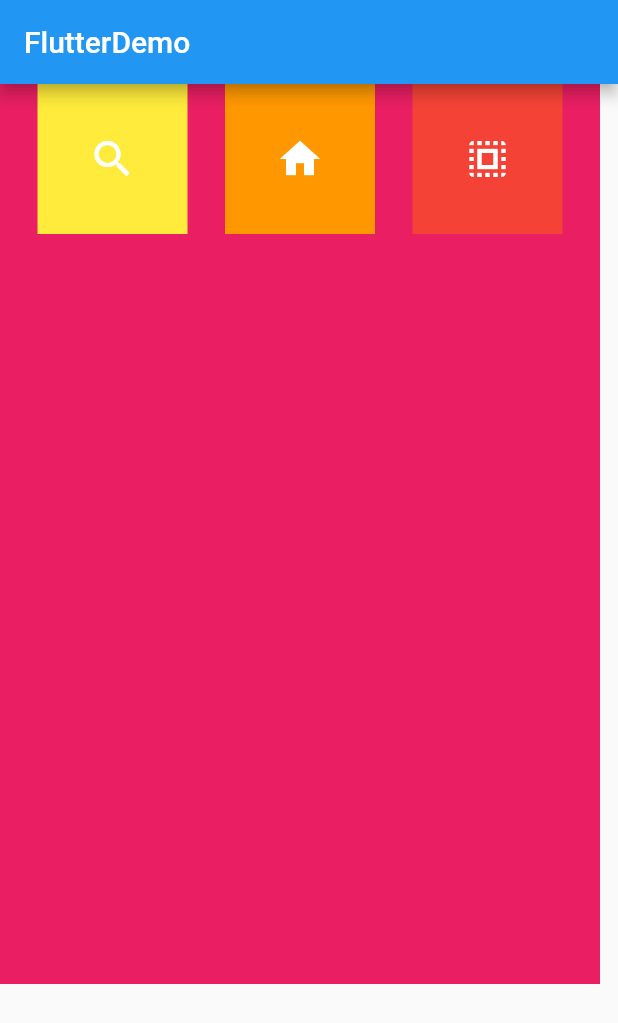
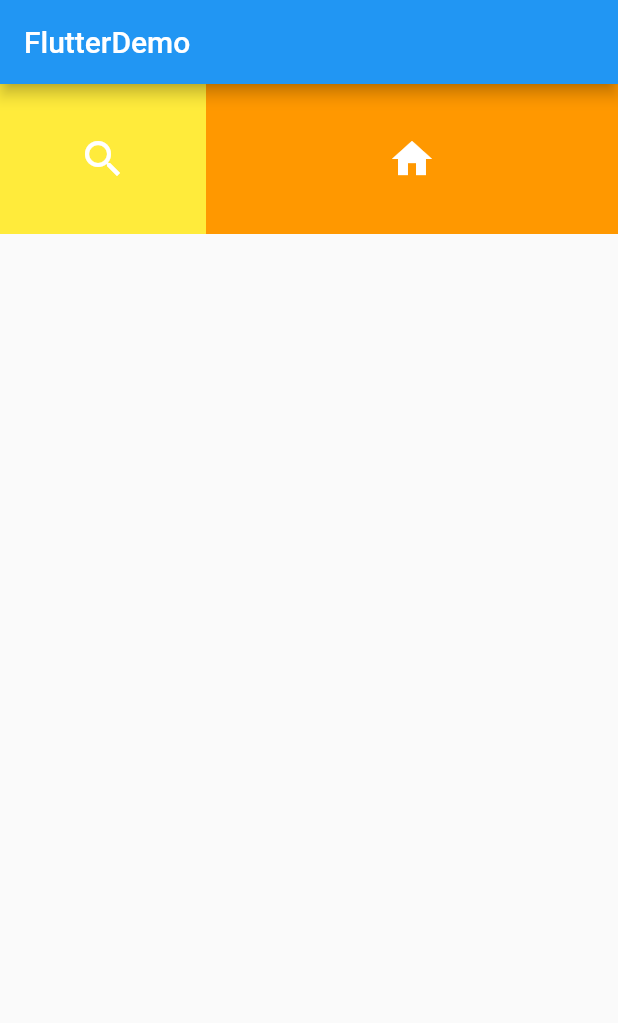
Before and after one commit to 405149071/flutter, a Flutter app: the screen it shows after launch, on a phone screen of 412 x 824 dp. Shown: the top 1023 px of the screen. Run offline on Flutter 3.47's test engine with Material 2 defaults, Android fonts, the phone set to English and light mode, and no system bars.

Commit message:
expand = flex

```diff
--- /dev/null
+++ b/flutter_app03/lib/expand.dart
@@ -0,0 +1,63 @@
+import 'package:flutter/material.dart';
+
+import 'icon.dart';
+
+class ExpandApp extends StatelessWidget {
+  @override
+  Widget build(BuildContext context) {
+    // TODO: implement build
+    return MaterialApp(
+      home: Scaffold(
+        appBar: AppBar(
+          title: Text('FlutterDemo'),
+        ),
+        body: HomeContent(),
+      ),
+    );
+  }
+}
+
+class HomeContent extends StatelessWidget {
+  @override
+  Widget build(BuildContext context) {
+    // TODO: implement build
+    return Row(
+      // 主轴
+      mainAxisAlignment: MainAxisAlignment.spaceEvenly,
+      // 交叉轴
+      crossAxisAlignment: CrossAxisAlignment.start,
+      children: <Widget>[
+        Expanded(
+          flex: 1,
+          child: IconContainer(Icons.search, color: Colors.yellow),
+        ),
+        Expanded(
+          flex: 2,
+          child: IconContainer(Icons.home, color: Colors.orange),
+        ),
+      ],
+    );
+  }
+}
+
+// 一侧固定宽度，其他自适应
+// 固定部分没有flex，其他部分flex：1即可
+class HomeContent1 extends StatelessWidget {
+  @override
+  Widget build(BuildContext context) {
+    // TODO: implement build
+    return Row(
+      // 主轴
+      mainAxisAlignment: MainAxisAlignment.spaceEvenly,
+      // 交叉轴
+      crossAxisAlignment: CrossAxisAlignment.start,
+      children: <Widget>[
+        IconContainer(Icons.search, color: Colors.yellow),
+        Expanded(
+          flex: 1,
+          child: IconContainer(Icons.home, color: Colors.orange),
+        ),
+      ],
+    );
+  }
+}
--- a/flutter_app03/lib/main.dart
+++ b/flutter_app03/lib/main.dart
@@ -9,7 +9,8 @@ import 'gridview.dart';
 import 'paddingrowexpend.dart';
 import 'custombutton.dart';
 import 'row.dart';
+import 'expand.dart';
 
 void main() {
-  runApp(RowApp());
+  runApp(ExpandApp());
 }
```
